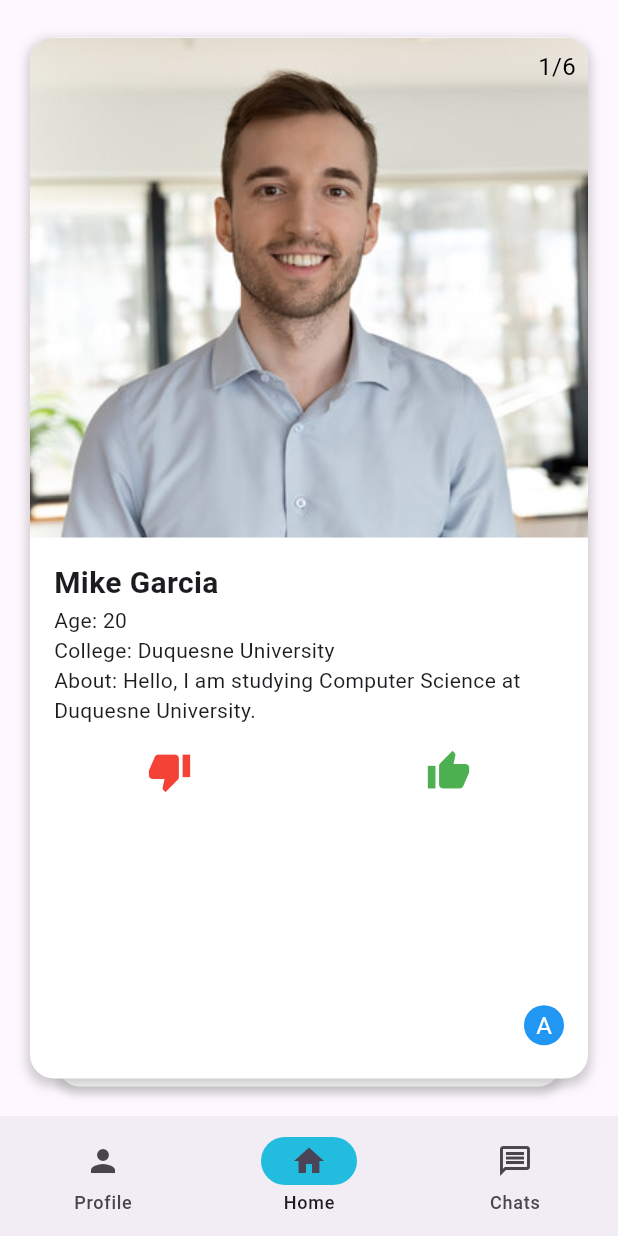
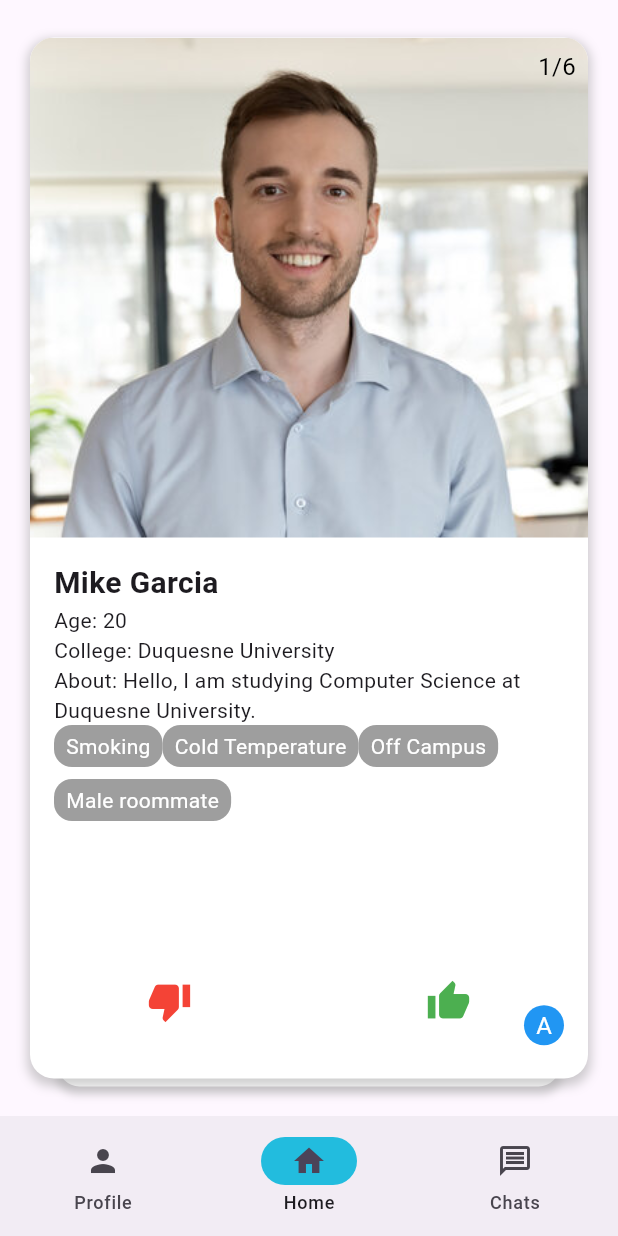
Before and after one commit to anirudhi89/roommatch, a Flutter app: the SwipeOnPpl screen opened directly, on a phone screen of 412 x 824 dp. Run offline on Flutter 3.47's test engine with Material 3 defaults, Android fonts, the phone set to English and light mode, and no system bars; drawn by our look-alikes of carousel_slider, flutter_card_swiper; accounts and stored records are empty.

Commit message:
add preferences to card

```diff
--- a/lib/Models/UnmatchedUserModel.dart
+++ b/lib/Models/UnmatchedUserModel.dart
@@ -49,4 +49,12 @@ class UnmatchedUserModel extends BaseUserModel {
     // URL of images
     return images;
   }
+
+  List<String> getPreferences () {
+    List<String> formattedPreferences = [];
+    preferences.forEach((key, value) {
+      formattedPreferences.add('$value');
+    });
+    return formattedPreferences;
+  }
 }
--- a/lib/ViewModels/ListOfUsers.dart
+++ b/lib/ViewModels/ListOfUsers.dart
@@ -100,10 +100,11 @@ class ListOfUsers {
       double algoScore = (random.nextDouble() * 2) - 1; // Between -1 and 1
 
       Map<String, String> preferences = {
-        'smoking': (random.nextBool()) ? 'yes' : 'no',
-        'hotOrCold': (random.nextBool()) ? 'hot' : 'cold',
-        'onCampus': (random.nextBool()) ? 'true' : 'false',
-        'prefGender': (i.isEven) ? 'female' : 'male',
+        'smoking': (random.nextBool()) ? 'Smoking' : 'Non Smoking',
+        'hotOrCold':
+            (random.nextBool()) ? 'Hot Temperature' : 'Cold Temperature',
+        'onCampus': (random.nextBool()) ? 'On Campus' : 'Off Campus',
+        'prefGender': (i.isEven) ? 'Female roommate' : 'Male roommate',
       };
 
       List<String> images = List.filled(
--- a/lib/ViewModels/MainUserViewModel.dart
+++ b/lib/ViewModels/MainUserViewModel.dart
@@ -1,3 +1,5 @@
+import 'dart:math';
+
 import 'package:roommatch/Models/MainUserModel.dart';
 
 class MainUserViewModel {
@@ -10,6 +12,7 @@ class MainUserViewModel {
 
   MainUserViewModel._internal();
   MainUserModel? user;
+  Random random = Random();
 
   MainUserModel createUserIfNeeded(String email, String password) {
     if (user == null) {
@@ -36,7 +39,14 @@ class MainUserViewModel {
         1, //user ID [DEFAULT=1]
         "University of Pittsburgh", //college name [DEFAULT=University of Pittsburgh]
         20, //age [DEFAULT=20]
-        {}, //preferences [DEFAULT=empty]
+        {
+          'smoking': (random.nextBool()) ? 'Smoking' : 'Non Smoking',
+          'hotOrCold':
+              (random.nextBool()) ? 'Hot Temperature' : 'Cold Temperature',
+          'onCampus': (random.nextBool()) ? 'On Campus' : 'Off Campus',
+          'prefGender':
+              (random.nextBool()) ? 'Female roommate' : 'Male roommate',
+        }, //preferences [DEFAULT=random]
         [], //images [DEFAULT=empty, will be arbitrarily filled later]
         "Hi! I'm ${firstName} and I'm a rising Junior at Pitt studying computer science.", //bio [DEFAULT=generic Pitt bio]
         0.0, //algo score [DEFAULT=0]
--- a/lib/Views/swipeOnPpl.dart
+++ b/lib/Views/swipeOnPpl.dart
@@ -51,6 +51,7 @@ class SwipeOnPpl extends StatelessWidget {
     return;
   }
 
+  final CardSwiperController controller = CardSwiperController();
   @override
   Widget build(BuildContext context) {
     return Scaffold(
@@ -61,6 +62,7 @@ class SwipeOnPpl extends StatelessWidget {
             alignment: Alignment.bottomRight,
             children: [
               CardSwiper(
+                controller: controller,
                 onSwipe: _onSwipe,
                 cardsCount: generatingUsers.length,
                 cardBuilder:
@@ -70,14 +72,12 @@ class SwipeOnPpl extends StatelessWidget {
                     user: user,
                     onLike: () {
                       // Handle like action
-                      _onSwipe(index, null, CardSwiperDirection.right);
+                      controller.swipeRight();
                     },
                     onDislike: () {
+                      controller.swipeLeft();
                       // Handle dislike action
                     },
-                    // onForceMatch: {
-                    //
-                    // },
                     onForceMatch: () {
                       onForceMatch(user);
                     },
--- a/lib/Widgets/MatchCard.dart
+++ b/lib/Widgets/MatchCard.dart
@@ -1,6 +1,7 @@
 import 'package:flutter/material.dart';
 import 'package:roommatch/Models/UnmatchedUserModel.dart';
 import 'package:carousel_slider/carousel_slider.dart';
+import 'package:roommatch/ViewModels/MainUserViewModel.dart';
 
 class MatchCard extends StatefulWidget {
   final UnmatchedUserModel user;
@@ -21,6 +22,24 @@ class MatchCard extends StatefulWidget {
 
 class _MatchCardState extends State<MatchCard> {
   int _currentImageIndex = 0;
+
+  Widget _buildPreferenceOval(String preference) {
+    final mainUserPreferences = MainUserViewModel().getUser().preferences;
+    final isMatch = mainUserPreferences.containsValue(preference);
+
+    return Container(
+      margin: EdgeInsets.only(bottom: 8.0),
+      decoration: BoxDecoration(
+        color: isMatch ? Colors.green : Colors.grey,
+        borderRadius: BorderRadius.circular(12.0),
+      ),
+      padding: EdgeInsets.symmetric(horizontal: 8.0, vertical: 4.0),
+      child: Text(
+        preference,
+        style: TextStyle(color: Colors.white),
+      ),
+    );
+  }
 
   @override
   Widget build(BuildContext context) {
@@ -90,23 +109,37 @@ class _MatchCardState extends State<MatchCard> {
                   },
                 ),
               ),
-              Padding(
+              SizedBox(
+                // height: 100,
+                child: Padding(
                   padding: const EdgeInsets.all(16.0),
                   child: Column(
                     crossAxisAlignment: CrossAxisAlignment.start,
                     children: [
                       Text(
                         '${widget.user.firstName} ${widget.user.lastName}',
-                      style:
-                          TextStyle(fontSize: 20, fontWeight: FontWeight.bold),
+                        style: TextStyle(
+                            fontSize: 20, fontWeight: FontWeight.bold),
                       ),
                       Text('Age: ${widget.user.age}'),
                       Text('College: ${widget.user.collegeName}'),
                       Text('About: ${widget.user.bio}'),
+                      Wrap(
+                        children: [
+                          for (String preference
+                              in widget.user.getPreferences())
+                            _buildPreferenceOval(preference),
+                        ],
+                      ),
                     ],
                   ),
                 ),
-              Row(
+              ),
+            ],
+          ),
+          Align(
+            alignment: Alignment(0.0, 0.89),
+            child: Row(
               mainAxisAlignment: MainAxisAlignment.spaceAround,
               children: [
                 GestureDetector(
@@ -119,7 +152,6 @@ class _MatchCardState extends State<MatchCard> {
                 ),
               ],
             ),
-            ],
           ),
           Positioned(
             bottom: 16.0,
```
Lines whose indentation alone changed are shown as unchanged.
